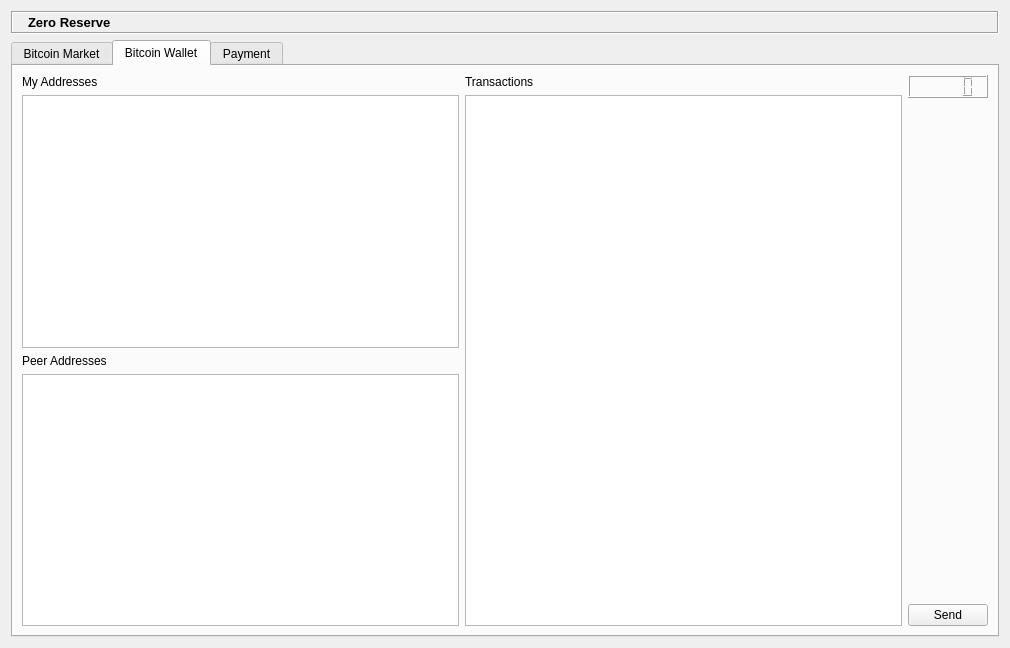
First picture: the form in ZeroReserveDialog.ui, repository zeroreserve/ZeroReserve, before the edit.
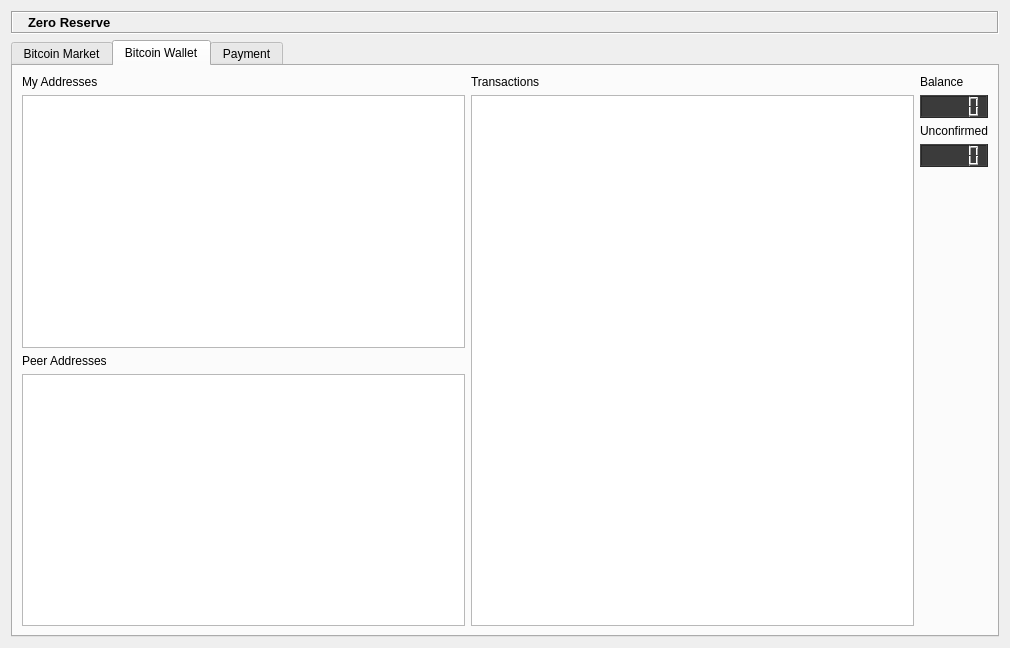
Second picture: the form after the edit. Icons and pictures are not drawn. Custom widgets are drawn as their Qt base class.

Commit message: Layout for Bitcoin Wallet GUI

Patch:
```diff
--- a/ZeroReserveDialog.ui
+++ b/ZeroReserveDialog.ui
@@ -394,7 +394,32 @@
        <item>
         <layout class="QVBoxLayout" name="BitcoinDisplayLayout">
          <item>
-          <widget class="QLCDNumber" name="lcdNumber"/>
+          <widget class="QLabel" name="label_19">
+           <property name="text">
+            <string>Balance</string>
+           </property>
+          </widget>
+         </item>
+         <item>
+          <widget class="QLCDNumber" name="lcdNumber">
+           <property name="styleSheet">
+            <string notr="true">background-color: rgb(59, 59, 59);</string>
+           </property>
+          </widget>
+         </item>
+         <item>
+          <widget class="QLabel" name="label_20">
+           <property name="text">
+            <string>Unconfirmed</string>
+           </property>
+          </widget>
+         </item>
+         <item>
+          <widget class="QLCDNumber" name="lcdNumber_2">
+           <property name="styleSheet">
+            <string notr="true">background-color: rgb(59, 59, 59);</string>
+           </property>
+          </widget>
          </item>
          <item>
           <spacer name="verticalSpacer_2">
@@ -409,13 +434,6 @@
            </property>
           </spacer>
          </item>
-         <item>
-          <widget class="QPushButton" name="BitcoinPaymentButton">
-           <property name="text">
-            <string>Send</string>
-           </property>
-          </widget>
-         </item>
         </layout>
        </item>
       </layout>
```
